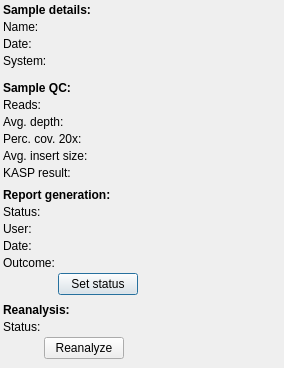
Before: the Qt Designer form src/GSvar/SampleInformationDialog.ui in imgag/ngs-bits, drawn with Qt 5.
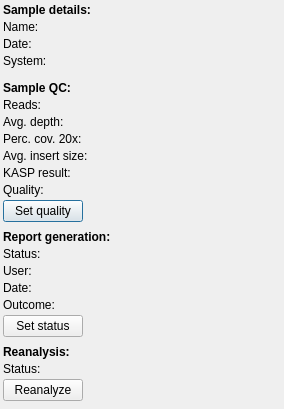
After: the same form once the commit is applied.

Commit message: GSvar: added processed sample quality to sample information dialog.

The edit to the form file:
```diff
--- a/src/GSvar/SampleInformationDialog.ui
+++ b/src/GSvar/SampleInformationDialog.ui
@@ -7,7 +7,7 @@
     <x>0</x>
     <y>0</y>
     <width>284</width>
-    <height>368</height>
+    <height>400</height>
    </rect>
   </property>
   <property name="windowTitle">
@@ -131,6 +131,13 @@
      <property name="spacing">
       <number>3</number>
      </property>
+     <item row="6" column="0">
+      <widget class="QLabel" name="label_18">
+       <property name="text">
+        <string>Quality:</string>
+       </property>
+      </widget>
+     </item>
      <item row="1" column="1">
       <widget class="QLabel" name="qc_reads">
        <property name="text">
@@ -187,7 +194,7 @@
        </property>
       </widget>
      </item>
-     <item row="6" column="1">
+     <item row="9" column="1">
       <spacer name="horizontalSpacer_2">
        <property name="orientation">
         <enum>Qt::Horizontal</enum>
@@ -217,6 +224,40 @@
        </property>
       </widget>
      </item>
+     <item row="6" column="1">
+      <widget class="QLabel" name="qc_quality">
+       <property name="text">
+        <string/>
+       </property>
+      </widget>
+     </item>
+     <item row="8" column="0" colspan="2">
+      <layout class="QHBoxLayout" name="horizontalLayout">
+       <property name="spacing">
+        <number>3</number>
+       </property>
+       <item>
+        <widget class="QPushButton" name="quality_button">
+         <property name="text">
+          <string>Set quality</string>
+         </property>
+        </widget>
+       </item>
+       <item>
+        <spacer name="horizontalSpacer_6">
+         <property name="orientation">
+          <enum>Qt::Horizontal</enum>
+         </property>
+         <property name="sizeHint" stdset="0">
+          <size>
+           <width>40</width>
+           <height>20</height>
+          </size>
+         </property>
+        </spacer>
+       </item>
+      </layout>
+     </item>
     </layout>
    </item>
    <item>
@@ -231,33 +272,6 @@
      <property name="spacing">
       <number>3</number>
      </property>
-     <item row="4" column="1">
-      <layout class="QHBoxLayout" name="horizontalLayout_6">
-       <property name="spacing">
-        <number>0</number>
-       </property>
-       <item>
-        <widget class="QPushButton" name="report_button">
-         <property name="text">
-          <string>Set status</string>
-         </property>
-        </widget>
-       </item>
-       <item>
-        <spacer name="horizontalSpacer">
-         <property name="orientation">
-          <enum>Qt::Horizontal</enum>
-         </property>
-         <property name="sizeHint" stdset="0">
-          <size>
-           <width>40</width>
-           <height>20</height>
-          </size>
-         </property>
-        </spacer>
-       </item>
-      </layout>
-     </item>
      <item row="1" column="1">
       <widget class="QLabel" name="report_user">
        <property name="text">
@@ -327,6 +341,33 @@
        </property>
       </widget>
      </item>
+     <item row="4" column="0" colspan="2">
+      <layout class="QHBoxLayout" name="horizontalLayout_6">
+       <property name="spacing">
+        <number>0</number>
+       </property>
+       <item>
+        <widget class="QPushButton" name="report_button">
+         <property name="text">
+          <string>Set status</string>
+         </property>
+        </widget>
+       </item>
+       <item>
+        <spacer name="horizontalSpacer">
+         <property name="orientation">
+          <enum>Qt::Horizontal</enum>
+         </property>
+         <property name="sizeHint" stdset="0">
+          <size>
+           <width>40</width>
+           <height>20</height>
+          </size>
+         </property>
+        </spacer>
+       </item>
+      </layout>
+     </item>
     </layout>
    </item>
    <item>
@@ -355,7 +396,20 @@
        </property>
       </widget>
      </item>
-     <item row="1" column="1">
+     <item row="2" column="1">
+      <spacer name="horizontalSpacer_3">
+       <property name="orientation">
+        <enum>Qt::Horizontal</enum>
+       </property>
+       <property name="sizeHint" stdset="0">
+        <size>
+         <width>5</width>
+         <height>5</height>
+        </size>
+       </property>
+      </spacer>
+     </item>
+     <item row="1" column="0" colspan="2">
       <layout class="QHBoxLayout" name="horizontalLayout_5">
        <property name="spacing">
         <number>0</number>
```
Left out of the diff: 13 changed lines with no effect on the pictures. The commit also changes 5 other files.
